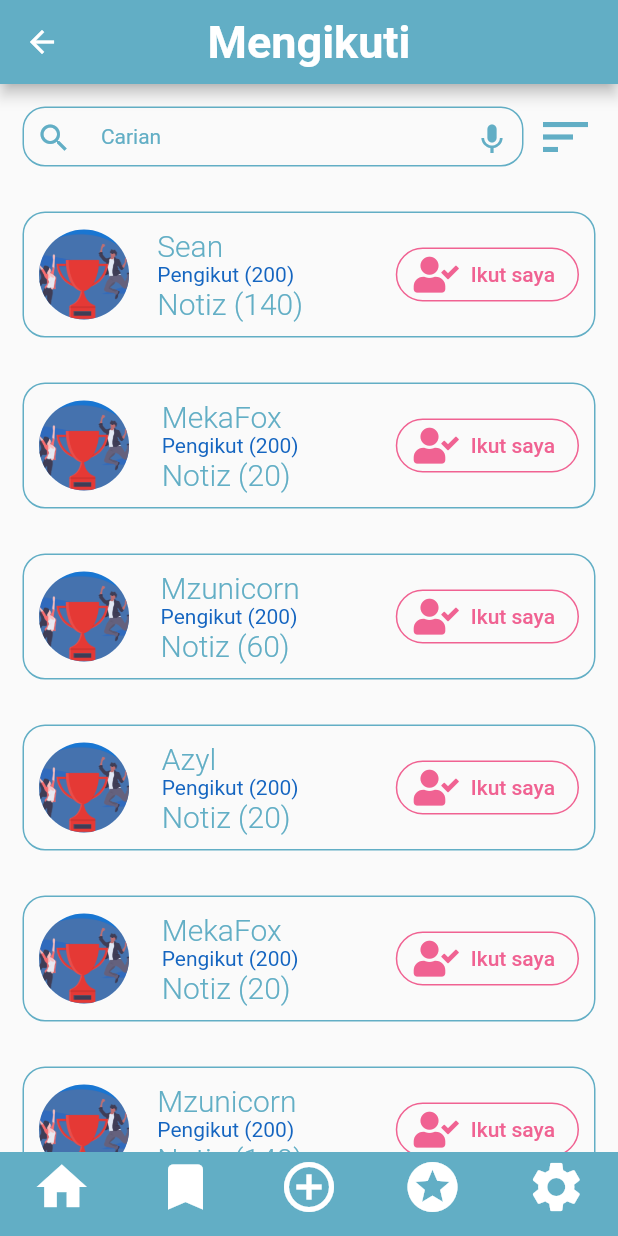
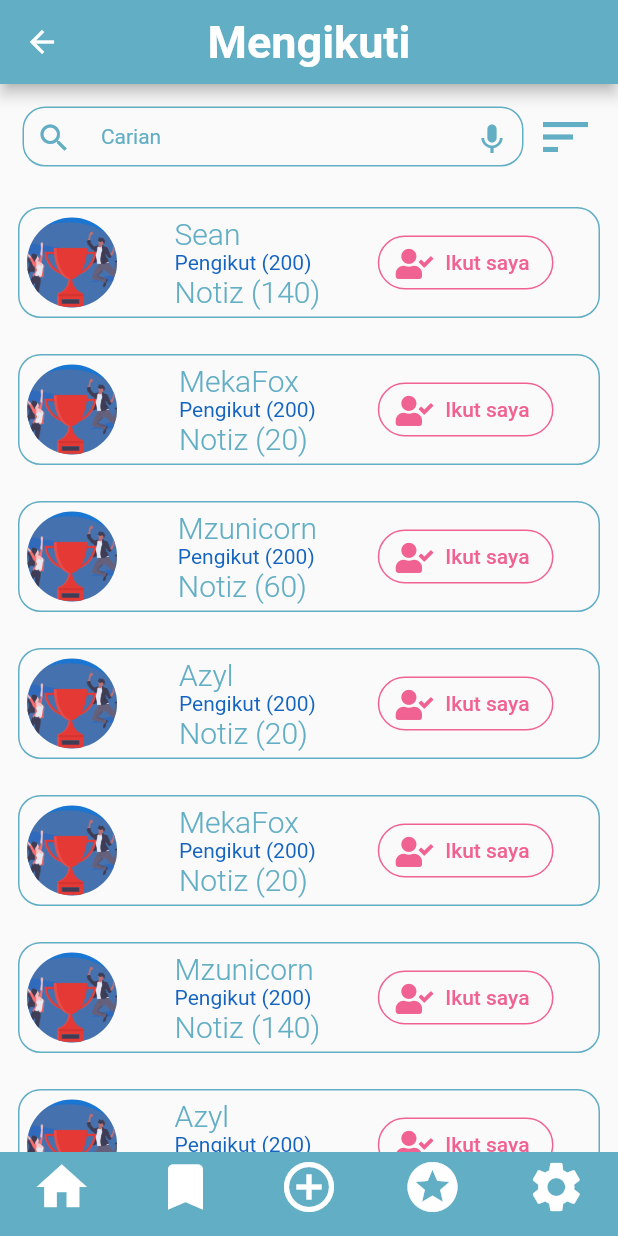
Before and after one commit to FaaizParacha/srk_project, a Flutter app: the screen it shows after launch, item 3 of the bottom bar chosen, on a phone screen of 412 x 824 dp. Run offline on Flutter 3.47's test engine with Material 2 defaults, Android fonts, the phone set to English and light mode, and no system bars; drawn by our look-alikes of persistent_bottom_nav_bar; our stand-ins replace chewie, font_awesome_flutter, video_player; missing offline and left inert: responsive_container.

```diff
--- a/lib/containerElements.dart
+++ b/lib/containerElements.dart
@@ -11,7 +11,7 @@ class containerEleements extends StatelessWidget {
   @override
   Widget build(BuildContext context) {
     return Padding(
-      padding: const EdgeInsets.all(10.0),
+      padding: const EdgeInsets.all(5.0),
       child: Row(
         mainAxisAlignment: MainAxisAlignment.spaceBetween,
         children: <Widget>[
@@ -19,9 +19,7 @@ class containerEleements extends StatelessWidget {
             radius: 30.0,
             backgroundImage: AssetImage("assets/design.png"),
           ),
-          Padding(
-            padding: EdgeInsets.only(right: 43.0),
-            child: Column(
+          Column(
             mainAxisAlignment: MainAxisAlignment.spaceBetween,
             crossAxisAlignment: CrossAxisAlignment.start,
             textBaseline: TextBaseline.alphabetic,
@@ -41,18 +39,20 @@ class containerEleements extends StatelessWidget {
               ),),
             ],
           ),
-          ),
-          OutlineButton.icon(onPressed: (){},
+          Padding(
+            padding: const EdgeInsets.only(right:25.0),
+            child: OutlineButton.icon(onPressed: (){},
                 shape: RoundedRectangleBorder(
                     borderRadius: BorderRadius.circular(20.0)
                 ),
                 borderSide: BorderSide(
                     color: Colors.pink.shade300
                 ),
-              icon: FaIcon(FontAwesomeIcons.userCheck,color: Colors.pink.shade300),
+                icon: FaIcon(FontAwesomeIcons.userCheck,size: 20.0,color: Colors.pink.shade300),
                 label: Text("Ikut saya",style: TextStyle(
                     color: Colors.pink.shade300
                 ),)),
+          ),
         ],
       ),
     );
--- a/lib/responsiveContainer.dart
+++ b/lib/responsiveContainer.dart
@@ -12,7 +12,7 @@ class responsiveContainer extends StatelessWidget {
     return ResponsiveContainer(
       child:  Container(
         child: ContainerChild,
-        margin: EdgeInsets.all(15.0),
+        margin: EdgeInsets.all(12.0),
         decoration: BoxDecoration(
             borderRadius: BorderRadius.circular(15.0),
             border: Border.all(color: appColor),
```
Also changed, not shown: lib/ScreenDesgin2.dart (+6 -6 lines). Lines whose indentation alone changed are shown as unchanged.
